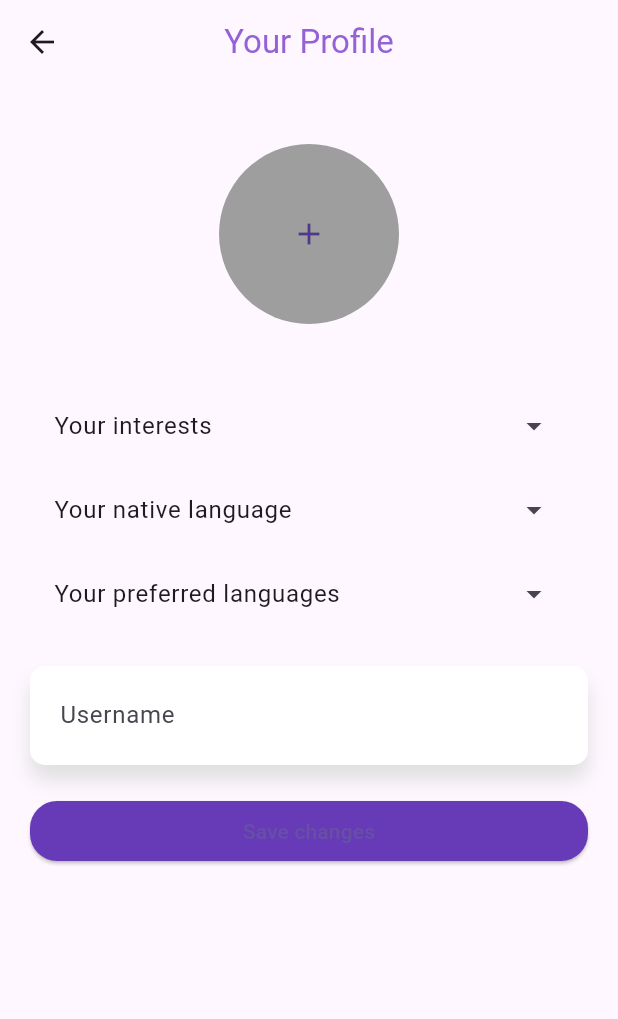
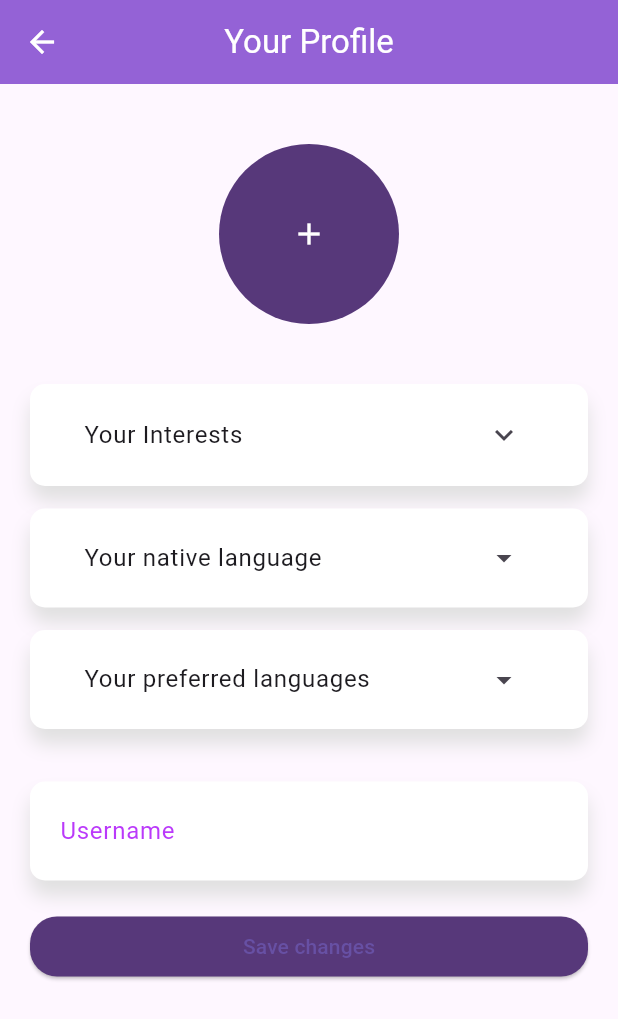
Before and after one commit to SmokyCrow/GlobaLink, a Flutter app: the screen it shows once a user with an empty profile is signed in, item 2 of the bottom bar chosen, after a tap on "Save changes", on a phone screen of 412 x 824 dp. Shown: the top 1019 px of the screen. Run offline on Flutter 3.47's test engine with Material 3 defaults, Android fonts, the phone set to English and light mode, and no system bars; our stand-ins replace cloud_firestore, file_picker, firebase_auth, firebase_core, firebase_storage, flutter_chat_types and 4 more; missing offline and left inert: flutter_firebase_chat_core; accounts and stored records are empty.

Commit message:
Interests field works, save works

```diff
--- a/lib/screens/profile_screen.dart
+++ b/lib/screens/profile_screen.dart
@@ -8,16 +8,19 @@ class ProfileScreen extends StatefulWidget {
 }
 
 class _ProfileScreenState extends State<ProfileScreen> {
-
   final User? user = FirebaseAuth.instance.currentUser;
   final FirebaseFirestore _firestore = FirebaseFirestore.instance;
   final TextEditingController _usernameController = TextEditingController();
+  List<String> userInterests = [];
+  String newInterest = '';
 
   Future updateUserProfile(String newUsername) async {
     if (user != null) {
       await _firestore.collection('users').doc(user!.uid).update({
         'username': newUsername,
+        'interests': userInterests,
       });
+      newInterest = '';
     }
   }
 
@@ -31,6 +34,17 @@ class _ProfileScreenState extends State<ProfileScreen> {
           _usernameController.text = data['username'] ?? '';
         }
       });
+      fetchUserInterests();
+    }
+  }
+
+  void fetchUserInterests() async {
+    final userDoc = await _firestore.collection('users').doc(user?.uid).get();
+    if (userDoc.exists && userDoc.data() != null) {
+      setState(() {
+        userInterests = List<String>.from(userDoc.data()?['interests'] ?? []);
+        print("Interests: $userInterests"); // Debugging print statement
+      });
     }
   }
 
@@ -38,10 +52,10 @@ class _ProfileScreenState extends State<ProfileScreen> {
   Widget build(BuildContext context) {
     return Scaffold(
       appBar: AppBar(
-        title: Text('Your Profile', style: TextStyle(color: Color.fromARGB(
-            255, 148, 98, 214))),
+        title: Text('Your Profile', style: TextStyle(color: Colors.white)),
         centerTitle: true,
-    backgroundColor: Colors.transparent,
+        iconTheme: IconThemeData(color: Colors.white),
+        backgroundColor: Color.fromARGB(255, 148, 98, 214),
         elevation: 0,
       ),
       body: ListView(
@@ -50,8 +64,10 @@ class _ProfileScreenState extends State<ProfileScreen> {
           SizedBox(height: 20), // Add space above the profile picture
           CircleAvatar(
             radius: 60, // Adjust the size of the profile picture
-            backgroundColor: Colors.grey, // Placeholder color
+            backgroundColor:
+                Color.fromARGB(255, 87, 56, 122), // Placeholder color
             child: IconButton(
+              color: Colors.white,
               icon: Icon(Icons.add),
               onPressed: () {
                 // TODO: Implement profile picture change
@@ -59,26 +75,110 @@ class _ProfileScreenState extends State<ProfileScreen> {
             ),
           ),
           SizedBox(height: 40), // Add space below the profile picture
+          Container(
+            padding: EdgeInsets.symmetric(horizontal: 20, vertical: 5),
+            margin: EdgeInsets.only(bottom: 15), // Space between input fields
+            decoration: BoxDecoration(
+              color: Colors.white,
+              borderRadius: BorderRadius.circular(10),
+              boxShadow: [
+                BoxShadow(
+                  color: Colors.grey.shade300,
+                  blurRadius: 10,
+                  offset: Offset(0, 10),
+                ),
+              ],
+            ),
+            child: Theme(
+              data:
+                  Theme.of(context).copyWith(dividerColor: Colors.transparent),
+              child: ExpansionTile(
+                title: Text('Your Interests'),
+                textColor: Color.fromARGB(255, 186, 57, 250),
+                iconColor: Color.fromARGB(255, 186, 57, 250),
+                children: userInterests
+                    .map((interest) => ListTile(title: Text(interest)))
+                    .toList()
+                  ..add(
                     ListTile(
-            title: Text('Your interests'),
-            trailing: Icon(Icons.arrow_drop_down),
-            onTap: () {
-              // TODO: Implement navigation to interests selection
+                      title: TextField(
+                        onChanged: (value) {
+                          newInterest = value;
                         },
+                        onSubmitted: (String value) async {
+                          if (value.isNotEmpty) {
+                            setState(() {
+                              userInterests.add(value);
+                              newInterest = '';
+                            });
+                          }
+                        },
+                        decoration: InputDecoration(
+                          labelText: 'Add new interest',
+                          labelStyle: TextStyle(color: Color.fromARGB(255, 186, 57, 250)),
+                          border: OutlineInputBorder(
+                            borderRadius: BorderRadius.circular(8.0),
+                            borderSide: BorderSide(color: Color.fromARGB(255, 87, 56, 122)),
                           ),
-          ListTile(
+                          enabledBorder: OutlineInputBorder(
+                            borderRadius: BorderRadius.circular(8.0),
+                            borderSide: BorderSide(color: Color.fromARGB(255, 87, 56, 122)),
+                          ),
+                          focusedBorder: OutlineInputBorder(
+                            borderRadius: BorderRadius.circular(8.0),
+                            borderSide: BorderSide(color: Color.fromARGB(255, 87, 56, 122)),
+                          ),
+                          contentPadding: EdgeInsets.symmetric(vertical: 10.0, horizontal: 10.0),
+                        ),
+                      ),
+                    ),
+                  ),
+              ),
+            ),
+          ),
+          Container(
+            padding: EdgeInsets.symmetric(horizontal: 20, vertical: 5),
+            margin: EdgeInsets.only(bottom: 15), // Space between input fields
+            decoration: BoxDecoration(
+              color: Colors.white,
+              borderRadius: BorderRadius.circular(10),
+              boxShadow: [
+                BoxShadow(
+                  color: Colors.grey.shade300,
+                  blurRadius: 10,
+                  offset: Offset(0, 10),
+                ),
+              ],
+            ),
+            child: ListTile(
               title: Text('Your native language'),
               trailing: Icon(Icons.arrow_drop_down),
               onTap: () {
                 // TODO: Implement navigation to native language selection
               },
             ),
-          ListTile(
+          ),
+          Container(
+            padding: EdgeInsets.symmetric(horizontal: 20, vertical: 5),
+            margin: EdgeInsets.only(bottom: 15), // Space between input fields
+            decoration: BoxDecoration(
+              color: Colors.white,
+              borderRadius: BorderRadius.circular(10),
+              boxShadow: [
+                BoxShadow(
+                  color: Colors.grey.shade300,
+                  blurRadius: 10,
+                  offset: Offset(0, 10),
+                ),
+              ],
+            ),
+            child: ListTile(
               title: Text('Your preferred languages'),
               trailing: Icon(Icons.arrow_drop_down),
               onTap: () {
                 // TODO: Implement navigation to preferred languages selection
               },
+            ),
           ),
           SizedBox(height: 20), // Add space above the save button
           Container(
@@ -98,6 +198,7 @@ class _ProfileScreenState extends State<ProfileScreen> {
               controller: _usernameController,
               decoration: InputDecoration(
                 labelText: 'Username',
+                labelStyle: TextStyle(color: Color.fromARGB(255, 186, 57, 250)),
                 border: InputBorder.none,
               ),
             ),
@@ -106,11 +207,13 @@ class _ProfileScreenState extends State<ProfileScreen> {
             margin: EdgeInsets.only(top: 20),
             child: ElevatedButton(
               child: Text('Save changes'),
-              onPressed: () {
-                // TODO: Implement save changes logic
+              onPressed: () async {
+                await updateUserProfile(_usernameController.text);
+                // Add logic to show a confirmation message
               },
               style: ElevatedButton.styleFrom(
-                primary: Colors.deepPurple, // Button background color
+                primary:
+                    Color.fromARGB(255, 87, 56, 122), // Button background color
                 shape: RoundedRectangleBorder(
                   borderRadius: BorderRadius.circular(18.0),
                 ),
--- a/pubspec.yaml
+++ b/pubspec.yaml
@@ -30,7 +30,7 @@ environment:
 dependencies:
   flutter:
     sdk: flutter
-  http: ^0.13.3
+  http: ^1.1.0
 
 
 
```
Also changed, not shown: pubspec.lock. Lines whose indentation alone changed are shown as unchanged.
